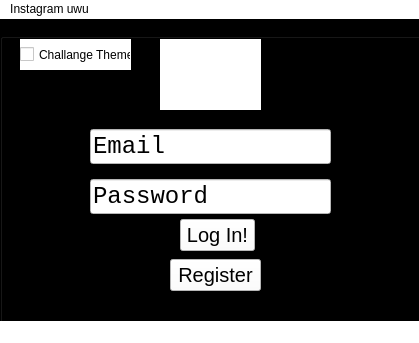
symphony701/Trabajo_AED, file mainwindow.ui: the form before one commit.
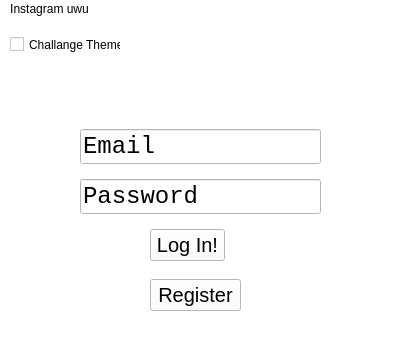
The form after the commit. Icons and pictures are not drawn.

Patch:
```diff
--- a/mainwindow.ui
+++ b/mainwindow.ui
@@ -25,28 +25,11 @@
 }</string>
   </property>
   <widget class="QWidget" name="centralwidget">
-   <widget class="QGroupBox" name="groupBox">
-    <property name="geometry">
-     <rect>
-      <x>0</x>
-      <y>0</y>
-      <width>421</width>
-      <height>341</height>
-     </rect>
-    </property>
-    <property name="styleSheet">
-     <string notr="true">QGroupBox{
-	Background-color:Black;
-}</string>
-    </property>
-    <property name="title">
-     <string>GroupBox</string>
-    </property>
     <widget class="QLabel" name="label">
      <property name="geometry">
       <rect>
-       <x>160</x>
-       <y>20</y>
+      <x>150</x>
+      <y>10</y>
        <width>101</width>
        <height>71</height>
       </rect>
@@ -75,10 +58,23 @@
       <bool>true</bool>
      </property>
     </widget>
+   <widget class="QCheckBox" name="checkBox">
+    <property name="geometry">
+     <rect>
+      <x>10</x>
+      <y>10</y>
+      <width>111</width>
+      <height>31</height>
+     </rect>
+    </property>
+    <property name="text">
+     <string>Challange Theme</string>
+    </property>
+   </widget>
     <widget class="QLineEdit" name="lineID">
      <property name="geometry">
       <rect>
-       <x>90</x>
+      <x>80</x>
        <y>110</y>
        <width>241</width>
        <height>35</height>
@@ -97,7 +93,7 @@
     <widget class="QLineEdit" name="linePass">
      <property name="geometry">
       <rect>
-       <x>90</x>
+      <x>80</x>
        <y>160</y>
        <width>241</width>
        <height>35</height>
@@ -116,8 +112,8 @@
     <widget class="QPushButton" name="login">
      <property name="geometry">
       <rect>
-       <x>180</x>
-       <y>200</y>
+      <x>150</x>
+      <y>210</y>
        <width>75</width>
        <height>32</height>
       </rect>
@@ -131,24 +127,11 @@
       <string>Log In!</string>
      </property>
     </widget>
-    <widget class="QCheckBox" name="checkBox">
-     <property name="geometry">
-      <rect>
-       <x>20</x>
-       <y>20</y>
-       <width>111</width>
-       <height>31</height>
-      </rect>
-     </property>
-     <property name="text">
-      <string>Challange Theme</string>
-     </property>
-    </widget>
     <widget class="QPushButton" name="Register">
      <property name="geometry">
       <rect>
-       <x>170</x>
-       <y>240</y>
+      <x>150</x>
+      <y>260</y>
        <width>91</width>
        <height>32</height>
       </rect>
@@ -163,14 +146,13 @@
      </property>
     </widget>
    </widget>
-  </widget>
   <widget class="QMenuBar" name="menubar">
    <property name="geometry">
     <rect>
      <x>0</x>
      <y>0</y>
      <width>419</width>
-     <height>21</height>
+     <height>20</height>
     </rect>
    </property>
    <widget class="QMenu" name="menuInstagram_uwu">
```
Lines whose indentation alone changed are shown as unchanged.
